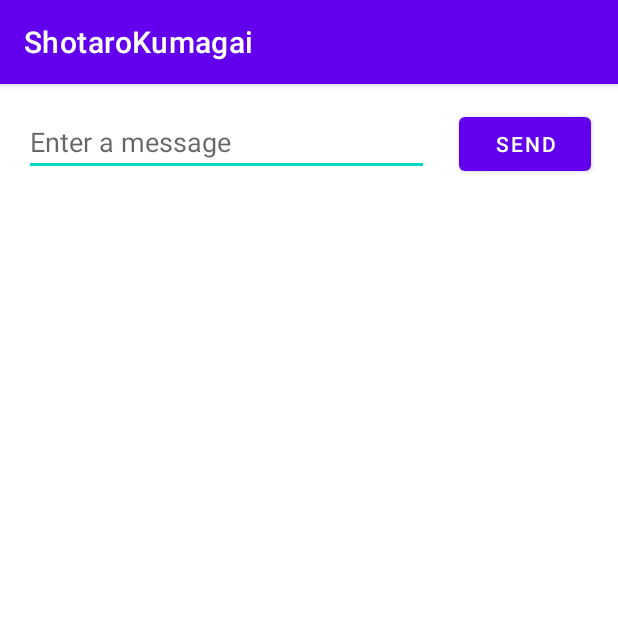
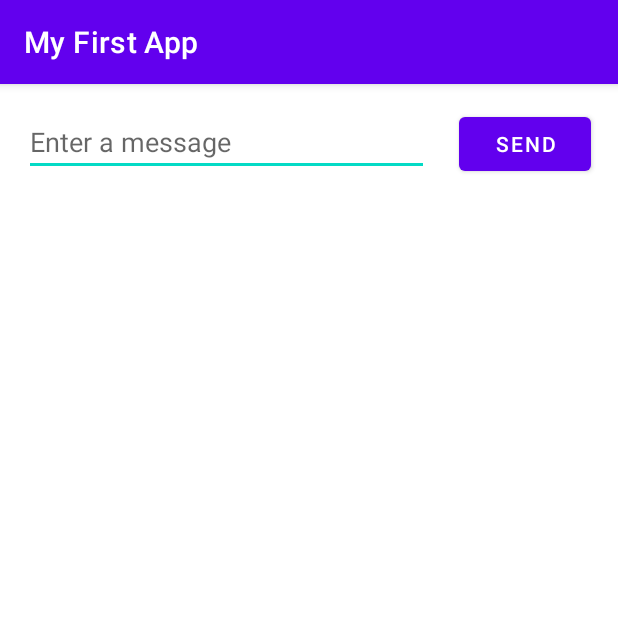
Before and after one commit to shotarokuma/my-first-kotlin-app, an Android app: the screen it shows after launch (MainActivity), on a phone screen of 412 x 824 dp, the top half of it. Run offline under Robolectric (Android 15) with nearby library versions, the phone set to English and light mode, and no system bars.

```diff
--- a/app/src/main/java/com/example/myfirstapp/DisplayMessageActivity.kt
+++ b/app/src/main/java/com/example/myfirstapp/DisplayMessageActivity.kt
@@ -2,12 +2,17 @@ package com.example.myfirstapp
 
 import androidx.appcompat.app.AppCompatActivity
 import android.os.Bundle
+import android.widget.TextView
 
 class DisplayMessageActivity : AppCompatActivity() {
     override fun onCreate(savedInstanceState: Bundle?) {
         super.onCreate(savedInstanceState)
+        setTitle("My Message")
+
         setContentView(R.layout.activity_display_message_activity)
 
         val message: String? = intent.getStringExtra(MainActivity.EXTRA_MESSAGE)
+        val textView: TextView = findViewById(R.id.my_textview)
+        textView.text = message
     }
 }
--- a/app/src/main/java/com/example/myfirstapp/MainActivity.kt
+++ b/app/src/main/java/com/example/myfirstapp/MainActivity.kt
@@ -11,7 +11,7 @@ class MainActivity : AppCompatActivity() {
     override fun onCreate(savedInstanceState: Bundle?) {
         super.onCreate(savedInstanceState)
         setContentView(R.layout.activity_main)
-        setTitle("ShotaroKumagai")
+        setTitle("My First App")
     }
 
     fun onClick(view: View){
```
Also changed, not shown: app/src/main/res/layout/activity_display_message_activity.xml (+11 -0 lines).
